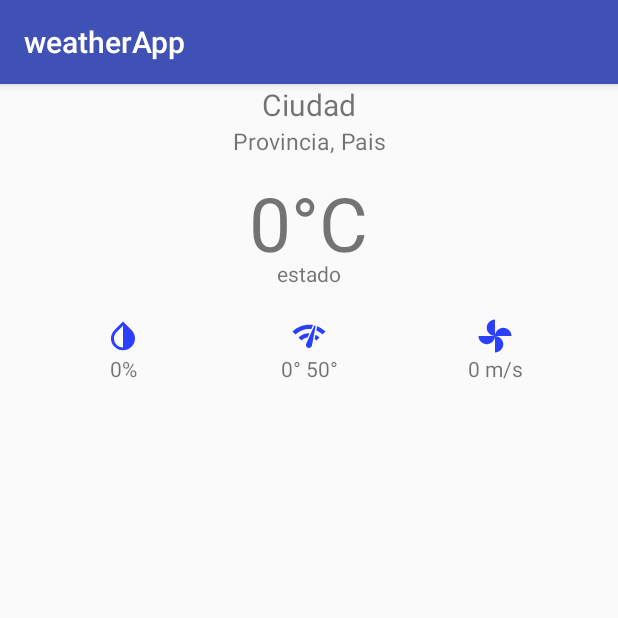
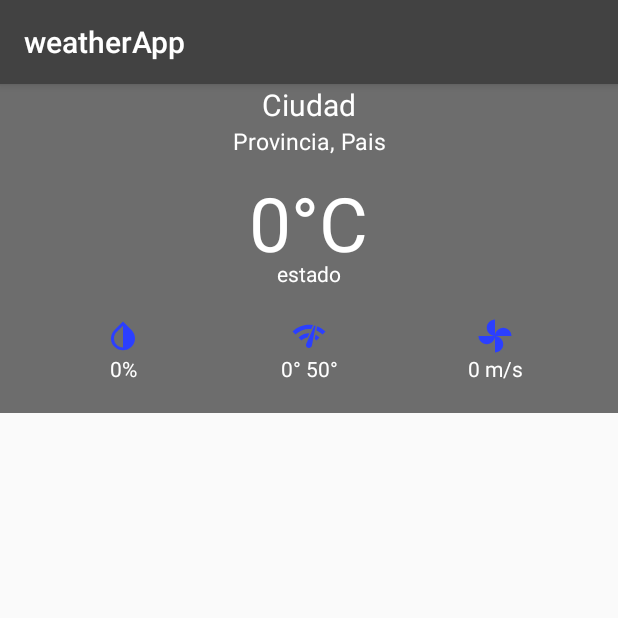
Before and after one commit to SabaPablo/weatherApp, an Android app: the screen it shows after launch (MainActivity), on a phone screen of 412 x 824 dp, the top half of it. Run offline under Robolectric (Android 15) with nearby library versions, the phone set to English and light mode, and no system bars; our stand-ins replace Picasso; pictures from the network do not load.

Commit message:
:art: decoration

```diff
--- a/app/src/main/java/com/example/saba/weatherapp/views/MainActivity.kt
+++ b/app/src/main/java/com/example/saba/weatherapp/views/MainActivity.kt
@@ -37,6 +37,7 @@ class MainActivity : AppCompatActivity() , MainView {
         val imageView = findViewById<ImageView>(R.id.icon_weather_im)
         Picasso.get()
                 .load("http://openweathermap.org/img/w/$img.png")
+                .resize(200, 200)
                 .into(imageView);
     }
 
--- a/app/src/main/res/layout/activity_main.xml
+++ b/app/src/main/res/layout/activity_main.xml
@@ -3,12 +3,18 @@
     android:layout_height="match_parent"
     android:layout_width="match_parent"
     android:orientation="vertical">
+    <LinearLayout
+        android:layout_width="match_parent"
+        android:orientation="vertical"
+        android:background="@color/colorPrimarylight"
+        android:layout_height="wrap_content">
     <TextView
         android:id="@+id/city_name_tv"
         android:layout_width="match_parent"
         android:layout_height="wrap_content"
         android:textAlignment="center"
         android:textSize="20sp"
+        android:textColor="@color/colorPrimaryText"
         android:text="Ciudad" />
     <TextView
         android:id="@+id/country_name_tv"
@@ -16,6 +22,7 @@
         android:layout_height="wrap_content"
         android:textAlignment="center"
         android:textSize="15sp"
+        android:textColor="@color/colorPrimaryText"
         android:text="Provincia, Pais" />
     <RelativeLayout
         android:layout_width="match_parent"
@@ -34,12 +41,13 @@
                 android:layout_centerHorizontal="true"
                 android:layout_centerVertical="true"
                 android:padding="10dp"
+                android:textColor="@color/colorPrimaryText"
                 android:text="0°C" />
 
             <ImageView
                 android:id="@+id/icon_weather_im"
-                android:layout_width="100px"
-                android:layout_height="100px"
+                android:layout_width="75dp"
+                android:layout_height="75dp"
                 android:layout_centerHorizontal="true"
                 android:layout_centerVertical="true"
                 android:layout_toRightOf="@+id/temp_city_tv"
@@ -49,6 +57,7 @@
                 android:layout_width="wrap_content"
                 android:layout_height="wrap_content"
                 android:layout_alignBottom="@+id/temp_city_tv"
+                android:textColor="@color/colorPrimaryText"
                 android:layout_centerHorizontal="true"
                 android:text="estado"/>
         </RelativeLayout>
@@ -74,6 +83,7 @@
                 android:layout_height="match_parent"
                 android:text="0%"
                 android:id="@+id/humidity_tv"
+                android:textColor="@color/colorPrimaryText"
                 android:textAlignment="center"
                 />
         </LinearLayout>
@@ -90,6 +100,7 @@
                 android:id="@+id/min_max_temp_tv"
                 android:layout_width="match_parent"
                 android:layout_height="match_parent"
+                android:textColor="@color/colorPrimaryText"
                 android:text="0° 50°"
                 android:textAlignment="center"
                 />
@@ -107,15 +118,22 @@
                 android:id="@+id/wind_speed_tv"
                 android:layout_width="match_parent"
                 android:layout_height="match_parent"
+                android:textColor="@color/colorPrimaryText"
                 android:text="0 m/s"
                 android:textAlignment="center"
                 />
         </LinearLayout>
     </LinearLayout>
-    <ListView
-        android:id="@+id/five_days_weather_lv"
+    </LinearLayout>
+    <LinearLayout
         android:layout_width="match_parent"
-        android:layout_height="wrap_content">
+        android:layout_height="wrap_content"
+        android:background="@color/colorPrimary">
+        <ListView
+            android:id="@+id/five_days_weather_lv"
+            android:layout_width="match_parent"
+            android:layout_height="wrap_content">
 
-    </ListView>
+        </ListView>
+    </LinearLayout>
 </LinearLayout>
--- a/app/src/main/res/values/colors.xml
+++ b/app/src/main/res/values/colors.xml
@@ -1,6 +1,9 @@
 <?xml version="1.0" encoding="utf-8"?>
 <resources>
-    <color name="colorPrimary">#3F51B5</color>
-    <color name="colorPrimaryDark">#303F9F</color>
-    <color name="colorAccent">#FF4081</color>
+    <color name="colorPrimary">#424242</color>
+    <color name="colorPrimaryDark">#1b1b1b</color>
+    <color name="colorPrimarylight">#6d6d6d</color>
+    <color name="colorPrimaryText">#ffffff</color>
+
+    <color name="colorAccent">#7EB09B</color>
 </resources>
```
Also changed, not shown: app/src/main/java/com/example/saba/weatherapp/adapters/WeathersAdapter.kt (+9 -4 lines), app/src/main/res/layout/weather_item.xml (+10 -4 lines).
